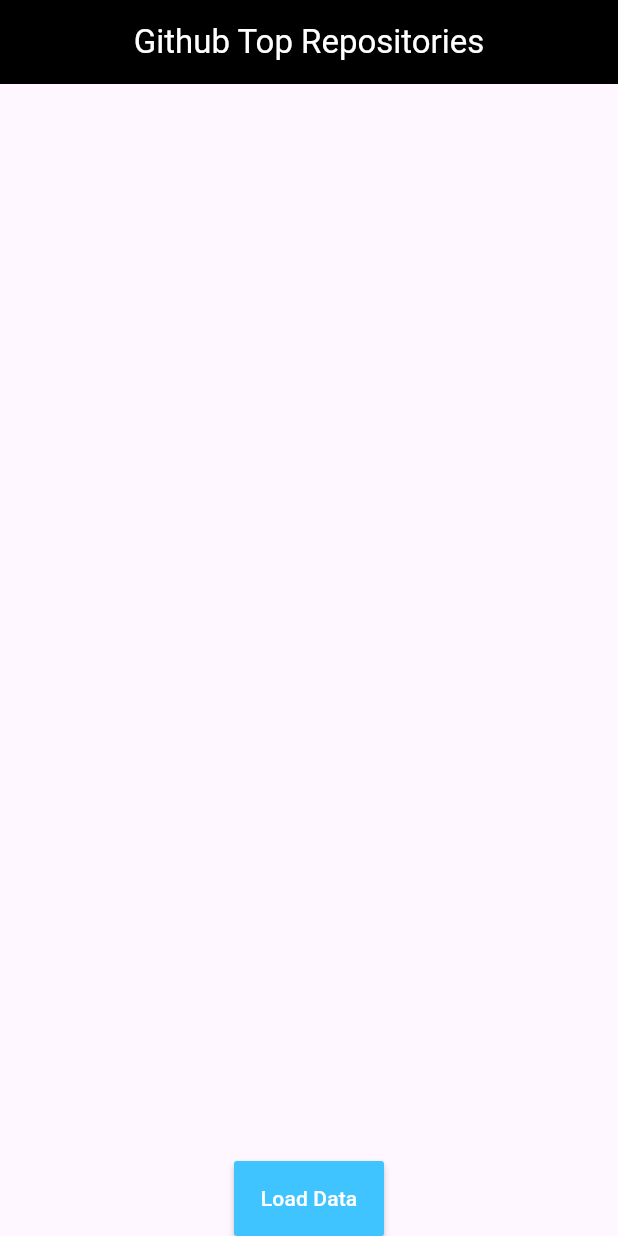
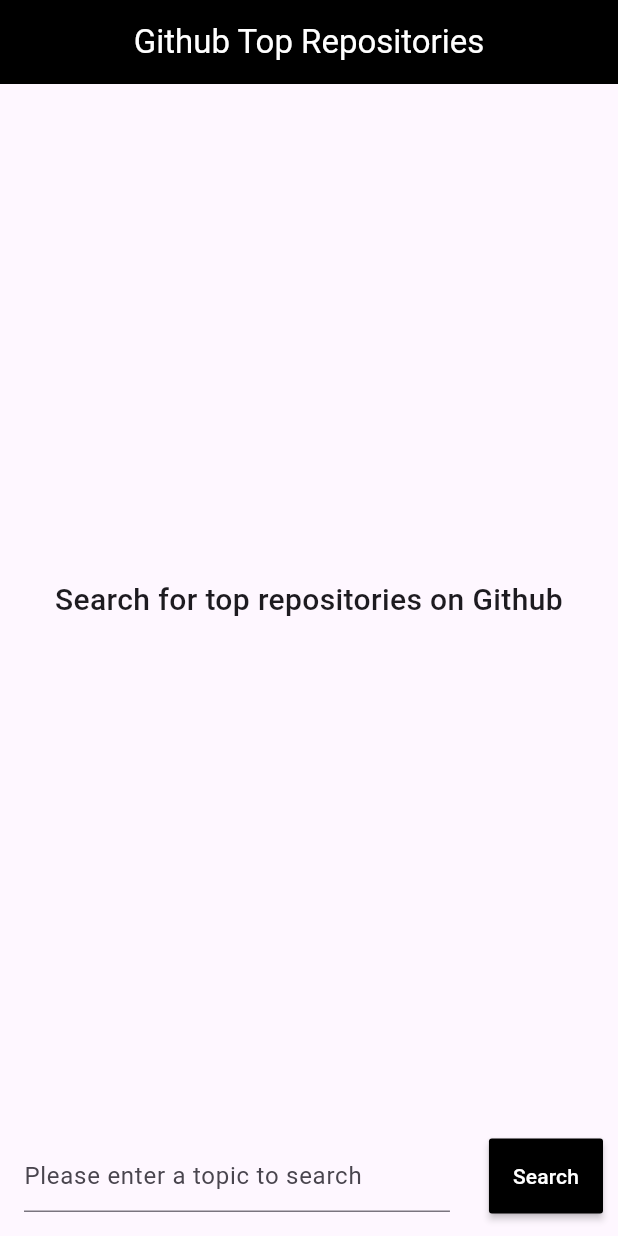
Before and after one commit to farhanaahmed/top_repo, a Flutter app: the screen it shows after launch, on a phone screen of 412 x 824 dp. Run offline on Flutter 3.47's test engine with Material 2 defaults, Android fonts, the phone set to English and light mode, and no system bars; our stand-ins replace bloc, dio, equatable, flutter_bloc, fluttertoast, pretty_dio_logger.

Commit message:
add: flutter toast and TextField to search topic

```diff
--- a/lib/home/bloc_architecture/home_bloc.dart
+++ b/lib/home/bloc_architecture/home_bloc.dart
@@ -11,11 +11,11 @@ class HomeBloc extends Bloc<HomeEvent, HomeState> {
 
   final HomeDataSource _homeDataSource = HomeDataSource();
 
-  void _onHomeFetchDataEvent(event, emit) async {
+  void _onHomeFetchDataEvent(HomeFetchDataEvent event, emit) async {
     emit(HomeLoadingState());
     try {
       final TopRepositories topRepositories =
-          await _homeDataSource.getRepos("android", 10);
+          await _homeDataSource.getRepos(event.topic, 10);
       emit(HomeLoadedState(topRepositories));
     } catch (e) {
       emit(HomeErrorState(e.toString()));
--- a/lib/home/bloc_architecture/home_event.dart
+++ b/lib/home/bloc_architecture/home_event.dart
@@ -1,3 +1,7 @@
 abstract class HomeEvent {}
 
-class HomeFetchDataEvent extends HomeEvent {}
+class HomeFetchDataEvent extends HomeEvent {
+  final String topic;
+
+  HomeFetchDataEvent(this.topic);
+}
--- a/lib/home/home_ui/home_screen.dart
+++ b/lib/home/home_ui/home_screen.dart
@@ -1,5 +1,6 @@
 import 'package:flutter/material.dart';
 import 'package:flutter_bloc/flutter_bloc.dart';
+import 'package:fluttertoast/fluttertoast.dart';
 import 'package:top_repo/home/bloc_architecture/home_event.dart';
 import 'package:top_repo/home/bloc_architecture/home_state.dart';
 import 'package:top_repo/home/home_data/top_repositories.dart';
@@ -16,6 +17,20 @@ class HomeScreen extends StatefulWidget {
 
 class _HomeScreenState extends State<HomeScreen> {
   final HomeBloc _bloc = HomeBloc();
+  late TextEditingController _controller;
+
+  @override
+  void initState() {
+    super.initState();
+    _controller = TextEditingController();
+  }
+
+  @override
+  void dispose() {
+    _controller.dispose();
+    super.dispose();
+  }
+
   @override
   Widget build(BuildContext context) {
     return Scaffold(
@@ -36,8 +51,8 @@ class _HomeScreenState extends State<HomeScreen> {
             Expanded(
               child: BlocBuilder(
                 bloc: _bloc,
-                builder: (context,state){
-                  if(state is HomeLoadingState){
+                builder: (context, state) {
+                  if (state is HomeLoadingState) {
                     return Center(
                       child: SizedBox(
                         height: 30,
@@ -47,35 +62,71 @@ class _HomeScreenState extends State<HomeScreen> {
                         ),
                       ),
                     );
-                  }
-                  else if(state is HomeLoadedState){
+                  } else if (state is HomeLoadedState) {
                     print("Reached loaded state");
-                    final TopRepositories topRepositories = state.loadedTopRepositories;
-                    return TopRepositoriesList(topRepositories: topRepositories);
-                  }
-                  else if(state is HomeErrorState){
+                    final TopRepositories topRepositories =
+                        state.loadedTopRepositories;
+                    return TopRepositoriesList(
+                        topRepositories: topRepositories);
+                  } else if (state is HomeErrorState) {
                     return Text(state.msg);
-                  }else{
-                    return Container();
+                  } else {
+                    return Container(
+                      child: Center(
+                        child: Text(
+                          "Search for top repositories on Github",
+                          textAlign: TextAlign.center,
+                          style: TextStyle(
+                            fontSize: 20,
+                            fontWeight: FontWeight.w500,
+                          ),
+                        ),
+                      ),
+                    );
                   }
                 },
               ),
             ),
-            MaterialButton(
+            Row(
+              mainAxisAlignment: MainAxisAlignment.end,
+              children: [
+                Expanded(
+                  child: Padding(
+                    padding: const EdgeInsets.all(16),
+                    child: TextField(
+                      decoration: InputDecoration(
+                        hintText: ("Please enter a topic to search"),
+                      ),
+                      controller: _controller,
+                    ),
+                  ),
+                ),
+                Container(
+                  margin: EdgeInsets.all(10),
+                  child: MaterialButton(
                     onPressed: () {
-                _bloc.add(HomeFetchDataEvent());
+                      if (_controller.text.isEmpty) {
+                        Fluttertoast.showToast(
+                          msg: "Text field can't be empty!",
+                          toastLength: Toast.LENGTH_SHORT,
+                        );
+                      } else {
+                        _bloc.add(HomeFetchDataEvent(_controller.text));
+                      }
                     },
                     child: Text(
-                "Load Data",
+                      "Search",
                       style: TextStyle(
                         color: Colors.white,
                       ),
                     ),
-              color: Colors.lightBlueAccent,
+                    color: Colors.black,
                     height: 50,
-              minWidth: 100,
+                    minWidth: 50,
                   ),
-
+                ),
+              ],
+            ),
           ],
         ),
       ),
--- a/pubspec.yaml
+++ b/pubspec.yaml
@@ -40,6 +40,7 @@ dependencies:
   flutter_bloc: ^8.1.3
   equatable: ^2.0.5
   pretty_dio_logger: ^1.3.1
+  fluttertoast: ^8.2.2
 
 dev_dependencies:
   flutter_test:
```
Also changed, not shown: lib/home/home_ui/top_repositories_list.dart (+90 -7 lines), pubspec.lock. Lines whose indentation alone changed are shown as unchanged.
